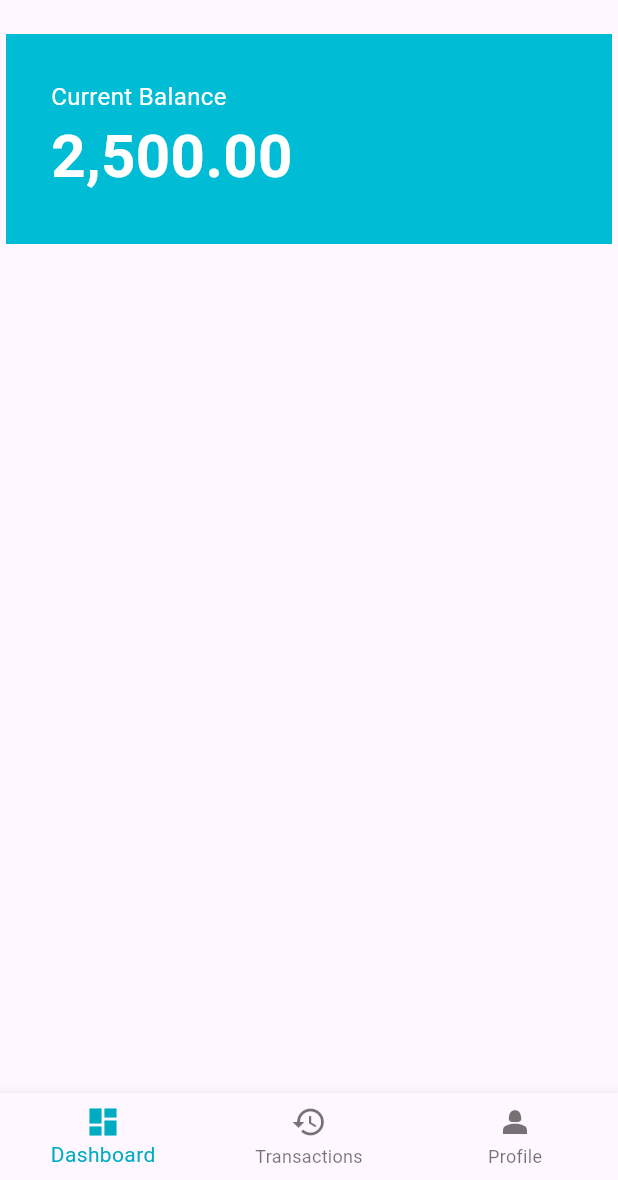
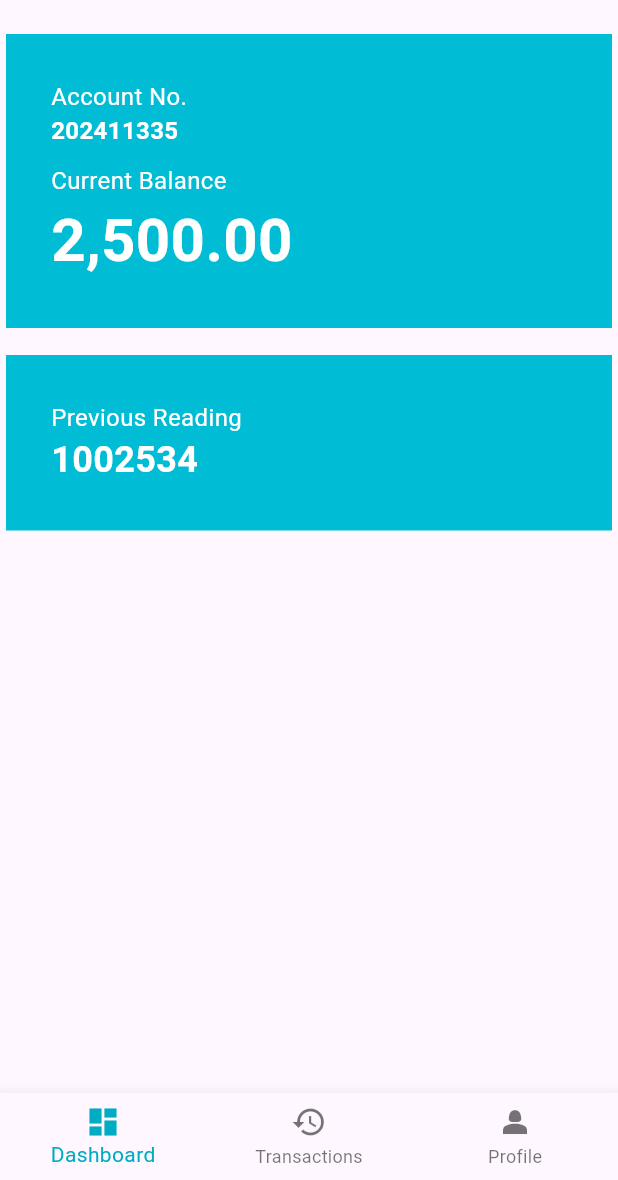
Before and after one commit to kodlens/tcwdapp, a Flutter app: the MyBottomNavigationBar screen opened directly, on a phone screen of 412 x 824 dp, the part 56-1236 px from its top. Run offline on Flutter 3.47's test engine with Material 3 defaults, Android fonts, the phone set to English and light mode, and no system bars.

Commit message:
update dashboard

```diff
--- a/lib/pages/dashboard/dashboard.dart
+++ b/lib/pages/dashboard/dashboard.dart
@@ -17,6 +17,26 @@ class Dashboard extends StatelessWidget {
               crossAxisAlignment: CrossAxisAlignment.stretch,
               children: [
                 Text(
+                  'Account No.',
+                  textAlign: TextAlign.left,
+                  style: TextStyle(
+                    fontSize: 16,
+                    color: Colors.white,
+                  ),
+                ),
+                Text(
+                  '202411335',
+                  textAlign: TextAlign.left,
+                  style: TextStyle(
+                    fontSize: 16,
+                    fontWeight: FontWeight.w700,
+                    color: Colors.white,
+                  ),
+                ),
+                SizedBox(
+                  height: 10,
+                ),
+                Text(
                   'Current Balance',
                   textAlign: TextAlign.left,
                   style: TextStyle(
@@ -30,7 +50,38 @@ class Dashboard extends StatelessWidget {
                       fontSize: 40,
                       fontWeight: FontWeight.w700,
                       color: Colors.white),
-                )
+                ),
+              ],
+            ),
+          ),
+        ),
+        SizedBox(
+          height: 10,
+        ),
+        Card(
+          color: Colors.cyan,
+          elevation: 0,
+          shape: RoundedRectangleBorder(borderRadius: BorderRadius.zero),
+          child: Padding(
+            padding: EdgeInsets.fromLTRB(30, 30, 10, 30),
+            child: Column(
+              crossAxisAlignment: CrossAxisAlignment.stretch,
+              children: [
+                Text(
+                  'Previous Reading',
+                  textAlign: TextAlign.left,
+                  style: TextStyle(
+                    fontSize: 16,
+                    color: Colors.white,
+                  ),
+                ),
+                Text(
+                  '1002534',
+                  style: TextStyle(
+                      fontSize: 24,
+                      fontWeight: FontWeight.w700,
+                      color: Colors.white),
+                ),
               ],
             ),
           ),
```
Also changed, not shown: 1 other file.
